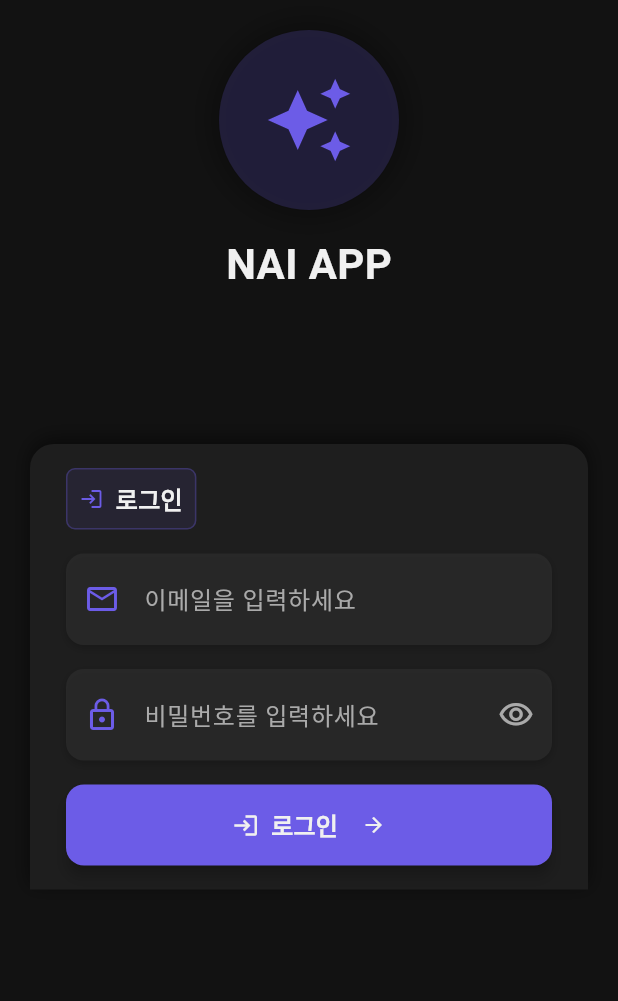
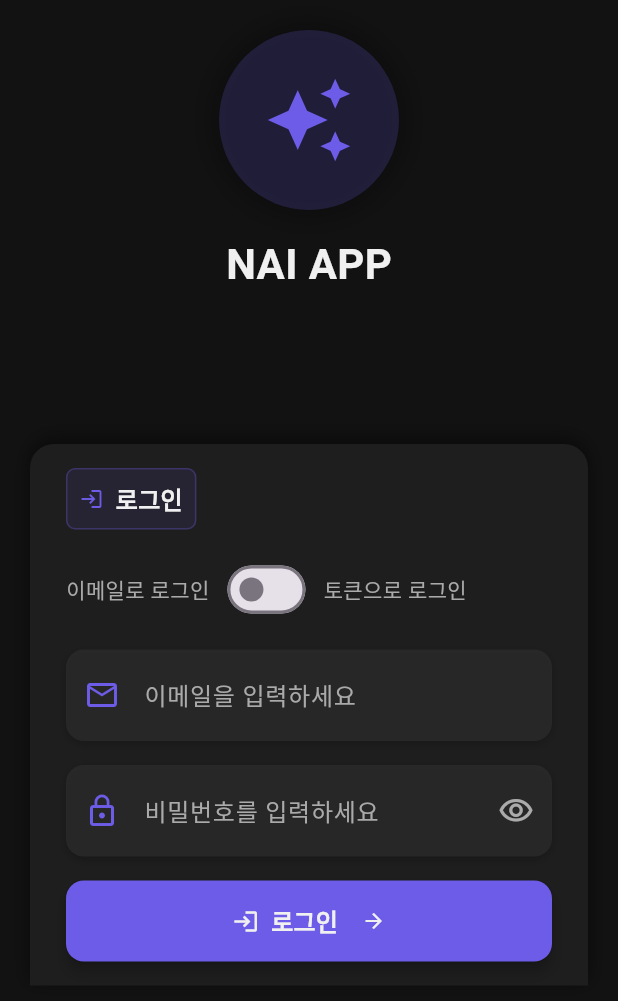
Before and after one commit to NotCho/novelAi_imagegen_app, a Flutter app: the screen it shows after launch, on a phone screen of 412 x 824 dp. Shown: the top 1001 px of the screen. Run offline on Flutter 3.47's test engine with Material 3 defaults, Android fonts, the phone set to English and light mode, and no system bars; our stand-ins replace auto_size_text, dartz, device_info_plus, firebase_core, firebase_remote_config, flutter_screenutil and 11 more; missing offline and left inert: flutter_foreground_task, image_gallery_saver_plus; accounts and stored records are empty.

Commit message:
1.3.6 =
토큰 로그인 지원 추가

```diff
--- a/changes.json
+++ b/changes.json
@@ -165,5 +165,20 @@
         ]
       }
     ]
+  },
+  "1.3.6": {
+    "version": "1.3.6",
+    "date": "2025-12-21",
+    "changes": [
+      {
+        "type": "feature",
+        "category": "로그인/인증",
+        "description": "Persistent Token을 직접 입력해서 로그인할 수 있어요.",
+        "details": [
+          "로그인 화면에서 '토큰 입력' 모드를 선택하면 토큰을 저장하고 로그인돼요.",
+          "토큰 로그인 시 ANLAS 잔여량 조회로 토큰이 유효한지 먼저 확인해요."
+        ]
+      }
+    ]
   }
 }
--- a/flutter/assets/changes.json
+++ b/flutter/assets/changes.json
@@ -165,5 +165,20 @@
         ]
       }
     ]
+  },
+  "1.3.6": {
+    "version": "1.3.6",
+    "date": "2025-12-21",
+    "changes": [
+      {
+        "type": "feature",
+        "category": "로그인/인증",
+        "description": "Persistent Token을 직접 입력해서 로그인할 수 있어요.",
+        "details": [
+          "로그인 화면에서 '토큰 입력' 모드를 선택하면 토큰을 저장하고 로그인돼요.",
+          "토큰 로그인 시 ANLAS 잔여량 조회로 토큰이 유효한지 먼저 확인해요."
+        ]
+      }
+    ]
   }
 }
--- a/flutter/lib/view/login/login_page.dart
+++ b/flutter/lib/view/login/login_page.dart
@@ -150,6 +150,73 @@ class LoginPage extends GetView<LoginPageController> {
               ),
             ),
             const SizedBox(height: spacing),
+            // 로그인 방식 선택
+            Obx(
+              () => Row(
+                children: [
+                  Container(
+                      child: Text("이메일로 로그인",
+                          style: TextStyle(color: textSecondaryColor))),
+                  const SizedBox(width: smallSpacing),
+                  Switch(
+                      value: controller.loginMode.value == 1,
+                      onChanged: (v) {
+                        if (v) {
+                          controller.loginMode.value = 1;
+                        } else {
+                          controller.loginMode.value = 0;
+                        }
+                      }),
+                  const SizedBox(width: smallSpacing),
+                  Container(
+                      child: Text("토큰으로 로그인",
+                          style: TextStyle(color: textSecondaryColor))),
+                ],
+              ),
+            ),
+            const SizedBox(height: spacing),
+
+            // 입력 폼
+            Obx(() {
+              if (controller.loginMode.value == 1) {
+                return Column(
+                  crossAxisAlignment: CrossAxisAlignment.start,
+                  children: [
+                    InkWell(
+                      onTap: () {
+                        controller.showTokenDialog();
+                      },
+                      child: Padding(
+                        padding: const EdgeInsets.symmetric(vertical: 8.0),
+                        child: const Row(
+                          children: [
+                            Icon(Icons.info_outline, color: textSecondaryColor),
+                            SizedBox(width: smallSpacing),
+                            Text(
+                              "토큰 발급 방법",
+                              style: TextStyle(
+                                color: textSecondaryColor,
+                                fontSize: 14,
+                              ),
+                            ),
+                          ],
+                        ),
+                      ),
+                    ),
+                    const SizedBox(height: spacing),
+                    _buildTextField(
+                      controller: controller.persistentTokenController,
+                      hintText: "pst-*****....",
+                      prefixIcon: Icons.vpn_key_outlined,
+                      keyboardType: TextInputType.visiblePassword,
+                      onSubmitted: (_) => controller.onLogin(),
+                    ),
+                  ],
+                );
+              }
+
+              return Column(
+                children: [
                   // 이메일 입력 필드
                   _buildTextField(
                     controller: controller.emailController,
@@ -171,6 +238,9 @@ class LoginPage extends GetView<LoginPageController> {
                     autofillHints: const [AutofillHints.password],
                     onSubmitted: (_) => controller.onLogin(),
                   ),
+                ],
+              );
+            }),
             const SizedBox(height: spacing),
             // 비밀번호 찾기 링크
             SizedBox(
--- a/flutter/pubspec.yaml
+++ b/flutter/pubspec.yaml
@@ -3,7 +3,7 @@ description: "NAI App"
 
 publish_to: 'none' # Remove this line if you wish to publish to pub.dev
 
-version: 1.3.5+15
+version: 1.3.6+16
 
 
 environment:
```
Also changed, not shown: flutter/lib/application/home/home_page_controller.dart (+28 -9 lines), flutter/lib/application/login/login_page_controller.dart (+136 -24 lines), flutter/lib/application/splash/splash_page_controller.dart (+19 -3 lines), flutter/assets/images/guide_image.png (added), flutter/assets/images/guide_image2.png (added), flutter/assets/images/guide_image3.png (added), 1 other file. Lines whose indentation alone changed are shown as unchanged.
